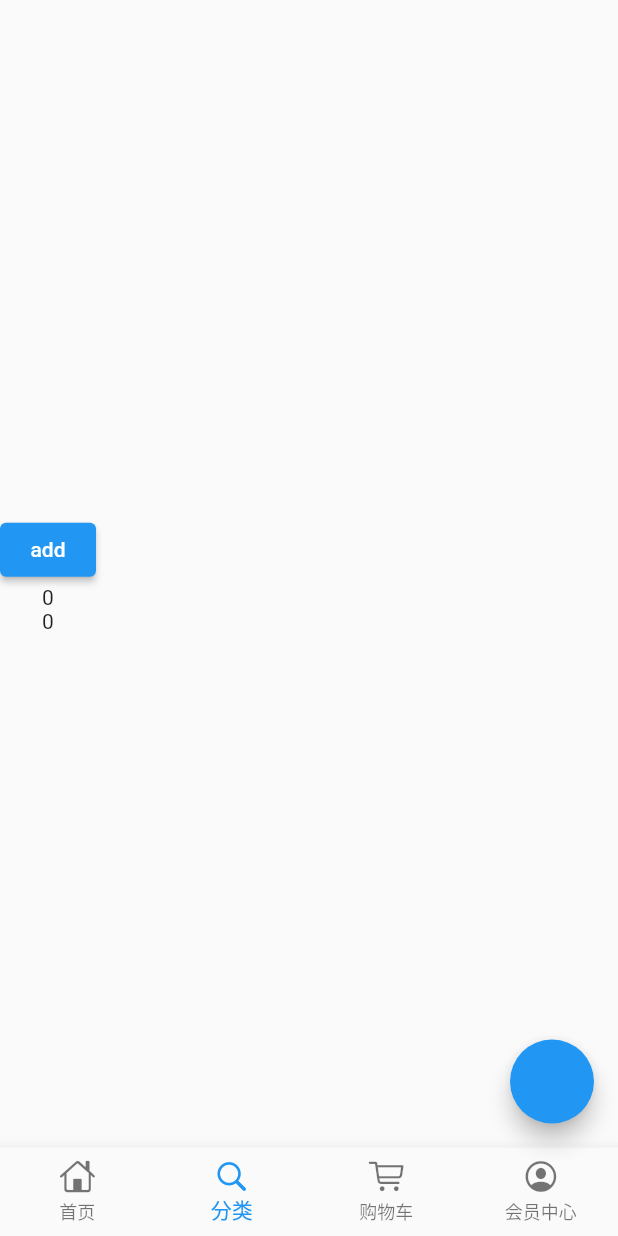
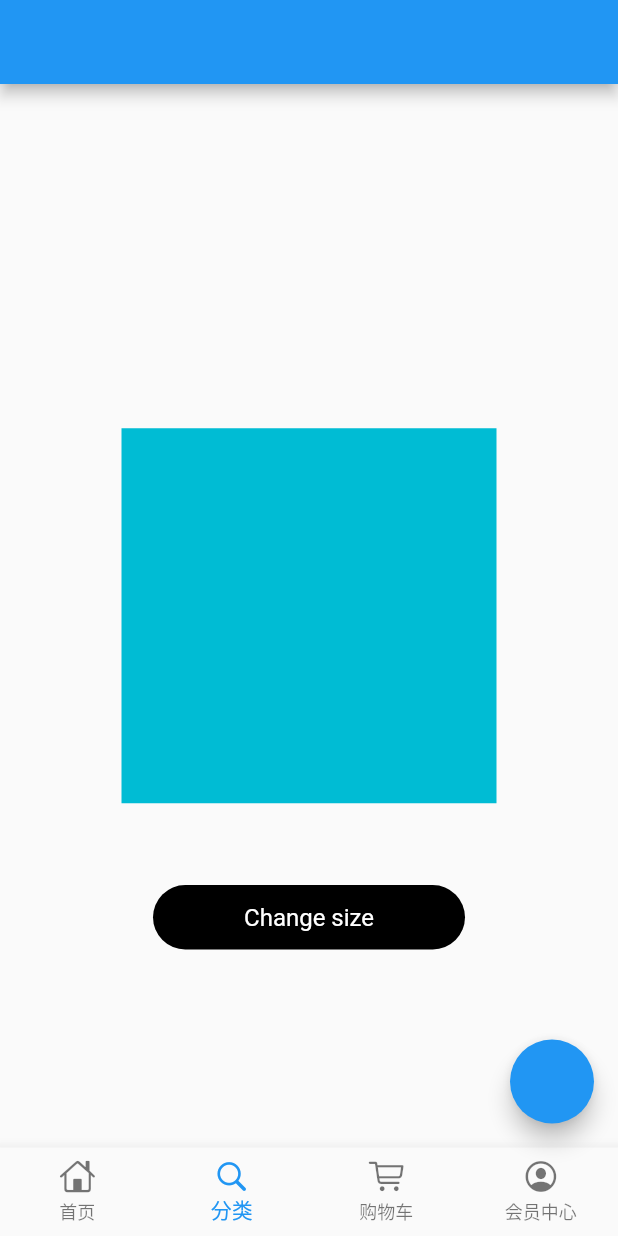
Before and after one commit to woodjobber/study_dart, a Flutter app: the screen it shows after launch, item 2 of the bottom bar chosen, on a phone screen of 412 x 824 dp. Run offline on Flutter 3.47's test engine with Material 2 defaults, Android fonts, the phone set to English and light mode, and no system bars; our stand-ins replace gap, get_it; missing offline and left inert: flutter_bugly, flutter_swipe_detector.

Commit message:
widget_size

```diff
--- /dev/null
+++ b/lib/child_size/render_size_object.dart
@@ -0,0 +1,24 @@
+import 'package:flutter/material.dart';
+import 'package:flutter/rendering.dart';
+
+typedef void OnWidgetSizeChange(Size size);
+
+class RenderSizeObject extends RenderProxyBox {
+  Size currentSize = Size.zero;
+  final OnWidgetSizeChange onWidgetSizeChange;
+  RenderSizeObject({
+    required this.onWidgetSizeChange,
+  });
+
+  @override
+  void performLayout() {
+    super.performLayout();
+    Size? newSize = child?.size;
+    if (newSize != null && currentSize != newSize) {
+      currentSize = newSize;
+      WidgetsBinding.instance.addPostFrameCallback((timeStamp) {
+        onWidgetSizeChange.call(newSize);
+      });
+    }
+  }
+}
--- /dev/null
+++ b/lib/child_size/size_offset_demo.dart
@@ -0,0 +1,60 @@
+import 'package:flutter/material.dart';
+import 'package:study_dart/child_size/demo_widget.dart';
+import 'package:study_dart/child_size/size_offset_wrapper.dart';
+
+class SizeOffsetDemo extends StatefulWidget implements DemoWidget {
+  const SizeOffsetDemo({super.key});
+
+  @override
+  DemoWidgetState createState() => _SizeOffsetDemoState();
+
+  @override
+  // TODO: implement title
+  String get title => '';
+}
+
+class _SizeOffsetDemoState extends DemoWidgetState {
+  double _size = 250;
+  @override
+  Widget buildContent() {
+    return Stack(
+      children: [
+        Center(
+          child: SizeOffsetWrapper(
+            onWidgetSizeChange: (size) {
+              print('Size: ${size.width}, ${size.height}');
+            },
+            child: AnimatedContainer(
+              duration: const Duration(seconds: 3),
+              width: _size,
+              height: _size,
+              color: Colors.cyan,
+            ),
+          ),
+        ),
+        Positioned(
+          bottom: 100,
+          left: 70,
+          right: 70,
+          child: InkWell(
+            onTap: () {
+              setState(() {
+                _size = _size == 250 ? 50 : 250;
+              });
+            },
+            child: Container(
+              alignment: Alignment.center,
+              padding: EdgeInsets.all(12),
+              decoration: BoxDecoration(
+                  borderRadius: BorderRadius.circular(25), color: Colors.black),
+              child: Text(
+                'Change size',
+                style: TextStyle(color: Colors.white, fontSize: 16),
+              ),
+            ),
+          ),
+        ),
+      ],
+    );
+  }
+}
--- /dev/null
+++ b/lib/child_size/size_offset_wrapper.dart
@@ -0,0 +1,16 @@
+import 'package:flutter/material.dart';
+import 'package:study_dart/child_size/render_size_object.dart';
+
+class SizeOffsetWrapper extends SingleChildRenderObjectWidget {
+  final OnWidgetSizeChange onWidgetSizeChange;
+  const SizeOffsetWrapper({
+    Key? key,
+    required this.onWidgetSizeChange,
+    required Widget child,
+  }) : super(key: key, child: child);
+
+  @override
+  RenderObject createRenderObject(BuildContext context) {
+    return RenderSizeObject(onWidgetSizeChange: onWidgetSizeChange);
+  }
+}
--- a/lib/pages/indexed_page.dart
+++ b/lib/pages/indexed_page.dart
@@ -2,6 +2,8 @@ import 'dart:math';
 import 'package:flutter/cupertino.dart';
 import 'package:flutter/material.dart';
 import 'package:flutter_swipe_detector/flutter_swipe_detector.dart';
+import 'package:study_dart/child_size/child_size_demo_a.dart';
+import 'package:study_dart/child_size/size_offset_demo.dart';
 import 'package:study_dart/pages/custom_bottom_navigation_bar.dart';
 import 'package:study_dart/pages/effect_state.dart';
 import 'package:study_dart/pages/keep_alive_page.dart';
@@ -27,9 +29,9 @@ class _IndexedPageState extends State<IndexedPage> with WidgetsBindingObserver {
         icon: Icon(CupertinoIcons.profile_circled), label: '会员中心'),
   ];
 
-  final pages = const [
+  final pages = [
     KeepAlivePage(child: ABModelDemo()),
-    KeepAlivePage(child: TempWidget()),
+    KeepAlivePage(child: SizeOffsetDemo()),
     KeepAlivePage(child: InheritedModelExample()),
     KeepAlivePage(child: FourPage()),
   ];
```
Also changed, not shown: lib/child_size/child_size.dart (added, +56 -0 lines), lib/child_size/child_size2.dart (added, +172 -0 lines), lib/child_size/child_size_demo_a.dart (added, +59 -0 lines), lib/child_size/demo_widget.dart (added, +28 -0 lines).
